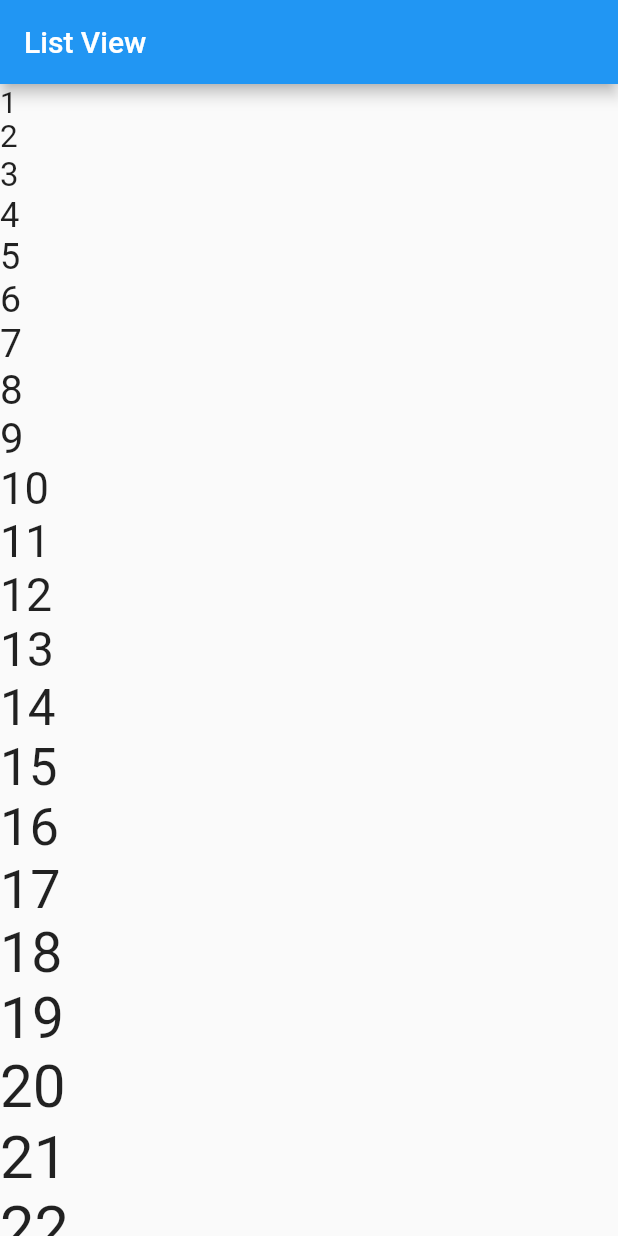
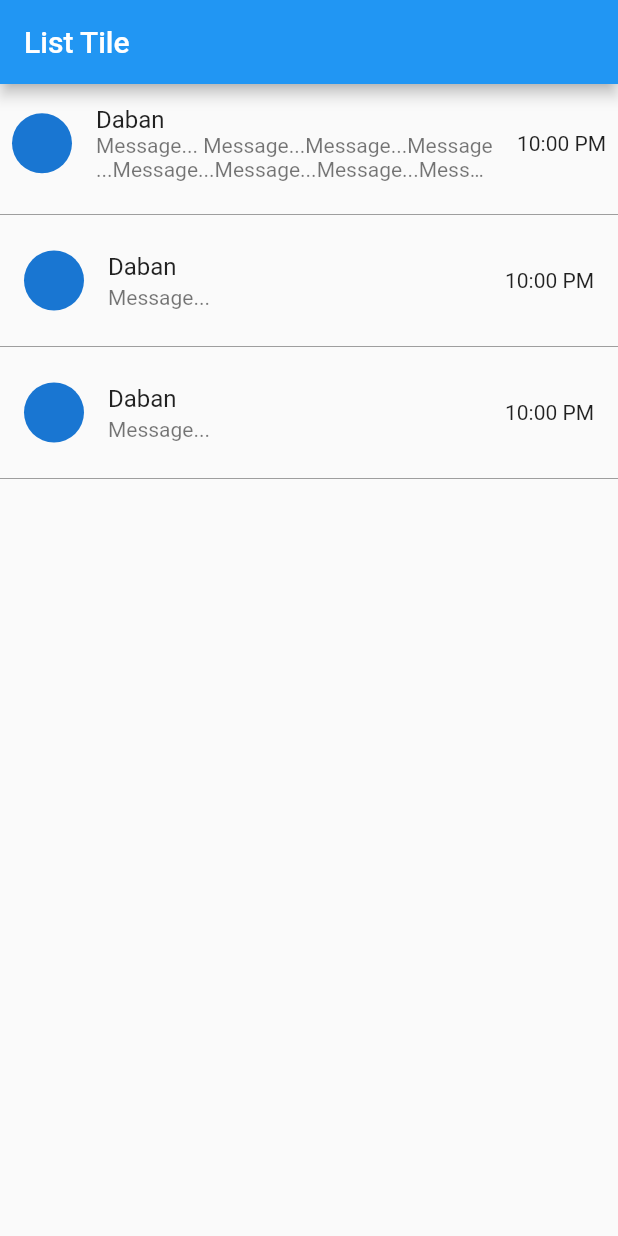
Before and after one commit to ammar-hanif-fauzan/flutter_basic, a Flutter app: the screen it shows after launch, on a phone screen of 412 x 824 dp. Run offline on Flutter 3.47's test engine with Material 2 defaults, Android fonts, the phone set to English and light mode, and no system bars.

Commit message:
list tile

```diff
--- /dev/null
+++ b/lib/main list-view.dart
@@ -0,0 +1,88 @@
+import 'package:flutter/material.dart';
+
+void main() {
+  runApp(MyApp());
+}
+
+class MyApp extends StatelessWidget {
+  MyApp({super.key});
+  // ============================ Variable ================================
+  // deklarasi variable 1 <Widget> lebih fleksibel untuk widget lebih dari 1
+  // daripada spesifik <Container>, karena didalamnya harus widget Container
+  // List<Widget> myList = [
+  //   Container(
+  //     width: 300,
+  //     height: 300,
+  //     color: Colors.red,
+  //   ),
+  //   Container(
+  //     width: 300,
+  //     height: 300,
+  //     color: Colors.green,
+  //   ),
+  //   Container(
+  //     width: 300,
+  //     height: 300,
+  //     color: Colors.blue,
+  //   ),
+  //   Container(
+  //     width: 300,
+  //     height: 300,
+  //     color: Colors.amber,
+  //   ),
+  // ];
+
+  List<Color> myColor = [
+    Colors.red,
+    Colors.green,
+    Colors.blue,
+    Colors.amber,
+  ];
+
+  final List<Widget> myNumber = List.generate(
+    100,
+    (index) => Text(
+      "${index + 1}",
+      style: TextStyle(
+        fontSize: 20 + double.parse(index.toString()),
+      ),
+    ),
+  );
+
+  // ============================= End of Variable ========================
+  @override
+  Widget build(BuildContext context) {
+    return MaterialApp(
+      debugShowCheckedModeBanner: false,
+      home: Scaffold(
+        appBar: AppBar(
+          title: Text('List View'),
+        ),
+        // ==================== myList ======================
+        // body: ListView(
+        //   // scrollDirection: Axis.horizontal,
+        //   // tergantung direction width dan heightnya
+        //   children: myList,
+        // )
+        // ==================== End of myList ================
+        // ==================== myColor ======================
+        // body: ListView.builder(
+        //   itemCount: myColor.length,
+        //   itemBuilder: (context, index) {
+        //     return Container(
+        //       height: 300,
+        //       width: 300,
+        //       color: myColor[index],
+        //     );
+        //   },
+        // ),
+        // ====================== End of myColor ==============
+        // ================== myNumber ========================
+        body: ListView(
+          children: myNumber,
+        ),
+        // ================== End of myNumber =================
+      ),
+    );
+  }
+}
--- a/lib/main.dart
+++ b/lib/main.dart
@@ -1,87 +1,62 @@
 import 'package:flutter/material.dart';
 
 void main() {
-  runApp(MyApp());
+  runApp(const MyApp());
 }
 
 class MyApp extends StatelessWidget {
-  MyApp({super.key});
-  // ============================ Variable ================================
-  // deklarasi variable 1 <Widget> lebih fleksibel untuk widget lebih dari 1
-  // daripada spesifik <Container>, karena didalamnya harus widget Container
-  // List<Widget> myList = [
-  //   Container(
-  //     width: 300,
-  //     height: 300,
-  //     color: Colors.red,
-  //   ),
-  //   Container(
-  //     width: 300,
-  //     height: 300,
-  //     color: Colors.green,
-  //   ),
-  //   Container(
-  //     width: 300,
-  //     height: 300,
-  //     color: Colors.blue,
-  //   ),
-  //   Container(
-  //     width: 300,
-  //     height: 300,
-  //     color: Colors.amber,
-  //   ),
-  // ];
+  const MyApp({super.key});
 
-  List<Color> myColor = [
-    Colors.red,
-    Colors.green,
-    Colors.blue,
-    Colors.amber,
-  ];
-
-  final List<Widget> myNumber = List.generate(
-    100,
-    (index) => Text(
-      "${index + 1}",
-      style: TextStyle(
-        fontSize: 20 + double.parse(index.toString()),
-      ),
-    ),
-  );
-
-  // ============================= End of Variable ========================
   @override
   Widget build(BuildContext context) {
     return MaterialApp(
       debugShowCheckedModeBanner: false,
       home: Scaffold(
         appBar: AppBar(
-          title: Text('List View'),
+          title: const Text('List Tile'),
         ),
-        // ==================== myList ======================
-        // body: ListView(
-        //   // scrollDirection: Axis.horizontal,
-        //   // tergantung direction width dan heightnya
-        //   children: myList,
-        // )
-        // ==================== End of myList ================
-        // ==================== myColor ======================
-        // body: ListView.builder(
-        //   itemCount: myColor.length,
-        //   itemBuilder: (context, index) {
-        //     return Container(
-        //       height: 300,
-        //       width: 300,
-        //       color: myColor[index],
-        //     );
-        //   },
-        // ),
-        // ====================== End of myColor ==============
-        // ================== myNumber ========================
         body: ListView(
-          children: myNumber,
+          children: const [
+            ListTile(
+              contentPadding: EdgeInsets.symmetric(vertical: 10, horizontal: 8),
+              title: Text('Daban'),
+              subtitle: Text(
+                'Message... Message...Message...Message...Message...Message...Message...Message...Message...Message...',
+                maxLines: 2,
+                overflow: TextOverflow.ellipsis,
+              ),
+              leading: CircleAvatar(),
+              trailing: Text('10:00 PM'),
+            ),
+            Divider(
+              color: Colors.grey,
+            ),
+            ListTile(
+              title: Text('Daban'),
+              subtitle: Text(
+                'Message...',
+                maxLines: 2,
+              ),
+              leading: CircleAvatar(),
+              trailing: Text('10:00 PM'),
+            ),
+            Divider(
+              color: Colors.grey,
+            ),
+            ListTile(
+              title: Text('Daban'),
+              subtitle: Text(
+                'Message...',
+                maxLines: 2,
+              ),
+              leading: CircleAvatar(),
+              trailing: Text('10:00 PM'),
+            ),
+            Divider(
+              color: Colors.grey,
+            ),
+          ],
         ),
-        // ================== End of myNumber =================
       ),
     );
   }
```
